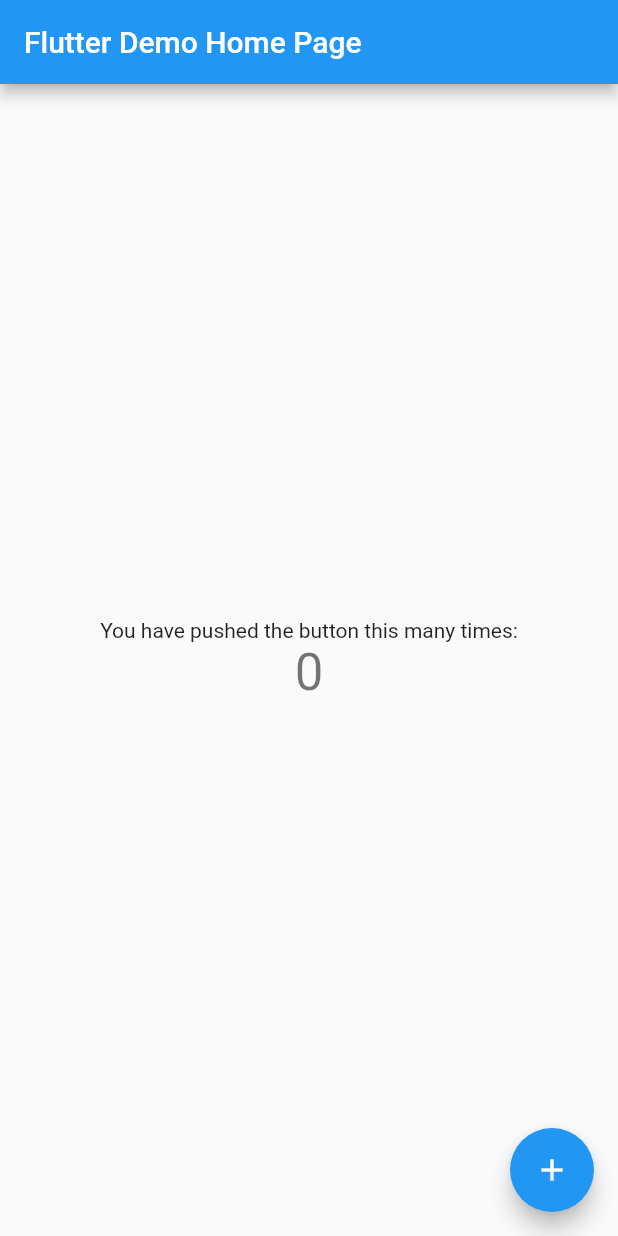
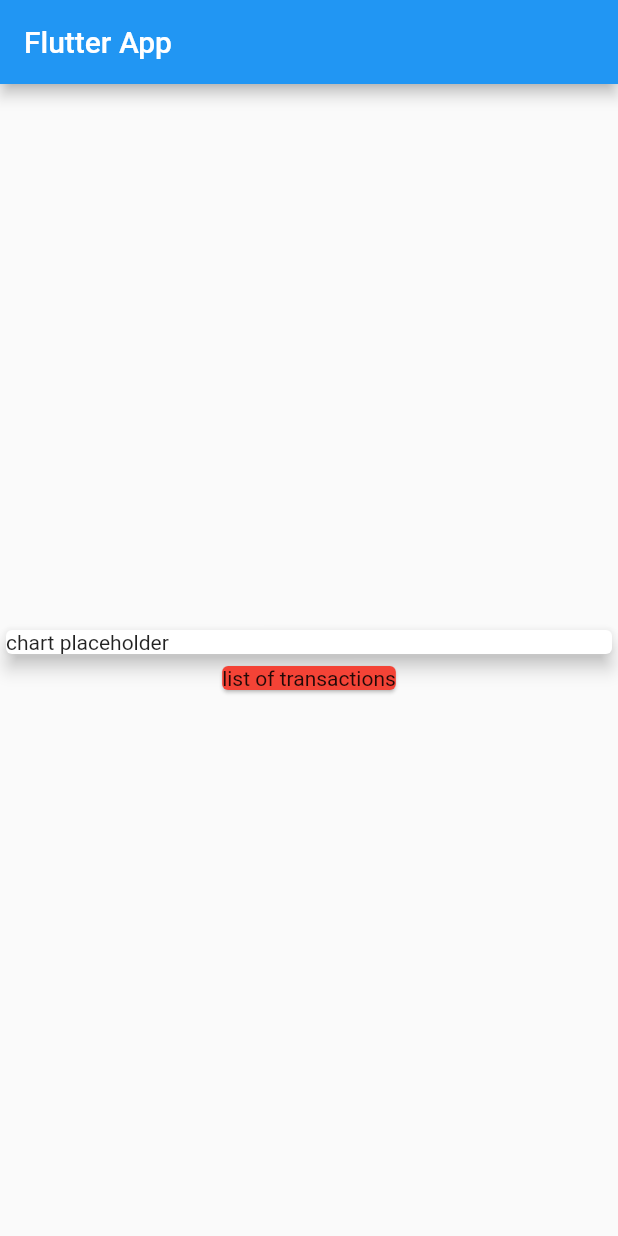
Before and after one commit to Nirol/flutter_budget_app, a Flutter app: the screen it shows after launch, on a phone screen of 412 x 824 dp. Run offline on Flutter 3.47's test engine with Material 2 defaults, Android fonts, the phone set to English and light mode, and no system bars.

Commit message:
styling of transactions

```diff
--- a/lib/main.dart
+++ b/lib/main.dart
@@ -1,115 +1,40 @@
 import 'package:flutter/material.dart';
 
-void main() {
-  runApp(const MyApp());
-}
+void main() => runApp(MyApp());
 
 class MyApp extends StatelessWidget {
-  const MyApp({Key? key}) : super(key: key);
-
-  // This widget is the root of your application.
   @override
   Widget build(BuildContext context) {
     return MaterialApp(
-      title: 'Flutter Demo',
-      theme: ThemeData(
-        // This is the theme of your application.
-        //
-        // Try running your application with "flutter run". You'll see the
-        // application has a blue toolbar. Then, without quitting the app, try
-        // changing the primarySwatch below to Colors.green and then invoke
-        // "hot reload" (press "r" in the console where you ran "flutter run",
-        // or simply save your changes to "hot reload" in a Flutter IDE).
-        // Notice that the counter didn't reset back to zero; the application
-        // is not restarted.
-        primarySwatch: Colors.blue,
-      ),
-      home: const MyHomePage(title: 'Flutter Demo Home Page'),
+      title: 'Flutter App',
+      home: MyHomePage(),
     );
   }
 }
 
-class MyHomePage extends StatefulWidget {
-  const MyHomePage({Key? key, required this.title}) : super(key: key);
-
-  // This widget is the home page of your application. It is stateful, meaning
-  // that it has a State object (defined below) that contains fields that affect
-  // how it looks.
-
-  // This class is the configuration for the state. It holds the values (in this
-  // case the title) provided by the parent (in this case the App widget) and
-  // used by the build method of the State. Fields in a Widget subclass are
-  // always marked "final".
-
-  final String title;
-
-  @override
-  State<MyHomePage> createState() => _MyHomePageState();
-}
-
-class _MyHomePageState extends State<MyHomePage> {
-  int _counter = 0;
-
-  void _incrementCounter() {
-    setState(() {
-      // This call to setState tells the Flutter framework that something has
-      // changed in this State, which causes it to rerun the build method below
-      // so that the display can reflect the updated values. If we changed
-      // _counter without calling setState(), then the build method would not be
-      // called again, and so nothing would appear to happen.
-      _counter++;
-    });
-  }
-
+class MyHomePage extends StatelessWidget {
   @override
   Widget build(BuildContext context) {
-    // This method is rerun every time setState is called, for instance as done
-    // by the _incrementCounter method above.
-    //
-    // The Flutter framework has been optimized to make rerunning build methods
-    // fast, so that you can just rebuild anything that needs updating rather
-    // than having to individually change instances of widgets.
     return Scaffold(
-      appBar: AppBar(
-        // Here we take the value from the MyHomePage object that was created by
-        // the App.build method, and use it to set our appbar title.
-        title: Text(widget.title),
-      ),
-      body: Center(
-        // Center is a layout widget. It takes a single child and positions it
-        // in the middle of the parent.
-        child: Column(
-          // Column is also a layout widget. It takes a list of children and
-          // arranges them vertically. By default, it sizes itself to fit its
-          // children horizontally, and tries to be as tall as its parent.
-          //
-          // Invoke "debug painting" (press "p" in the console, choose the
-          // "Toggle Debug Paint" action from the Flutter Inspector in Android
-          // Studio, or the "Toggle Debug Paint" command in Visual Studio Code)
-          // to see the wireframe for each widget.
-          //
-          // Column has various properties to control how it sizes itself and
-          // how it positions its children. Here we use mainAxisAlignment to
-          // center the children vertically; the main axis here is the vertical
-          // axis because Columns are vertical (the cross axis would be
-          // horizontal).
+        appBar: AppBar(
+          title: Text('Flutter App'),
+        ),
+        body: Column(
           mainAxisAlignment: MainAxisAlignment.center,
+          crossAxisAlignment: CrossAxisAlignment.center,
           children: <Widget>[
-            const Text(
-              'You have pushed the button this many times:',
+            Container(
+              width: double.infinity,
+              child: Card(
+                child: Text('chart placeholder'),
+                elevation: 5,
+              ),
             ),
-            Text(
-              '$_counter',
-              style: Theme.of(context).textTheme.headline4,
-            ),
+            Card(
+              color: Colors.red,
+              child: Text('list of transactions'),
+            )
           ],
-        ),
-      ),
-      floatingActionButton: FloatingActionButton(
-        onPressed: _incrementCounter,
-        tooltip: 'Increment',
-        child: const Icon(Icons.add),
-      ), // This trailing comma makes auto-formatting nicer for build methods.
-    );
+        ));
   }
 }
```
Also changed, not shown: pubspec.yaml (+3 -16 lines), pubspec.lock.
